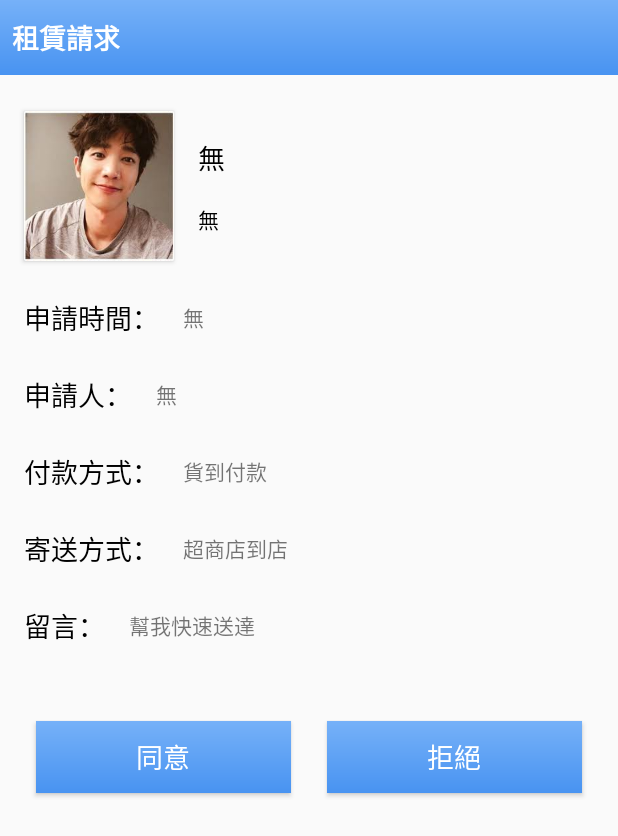
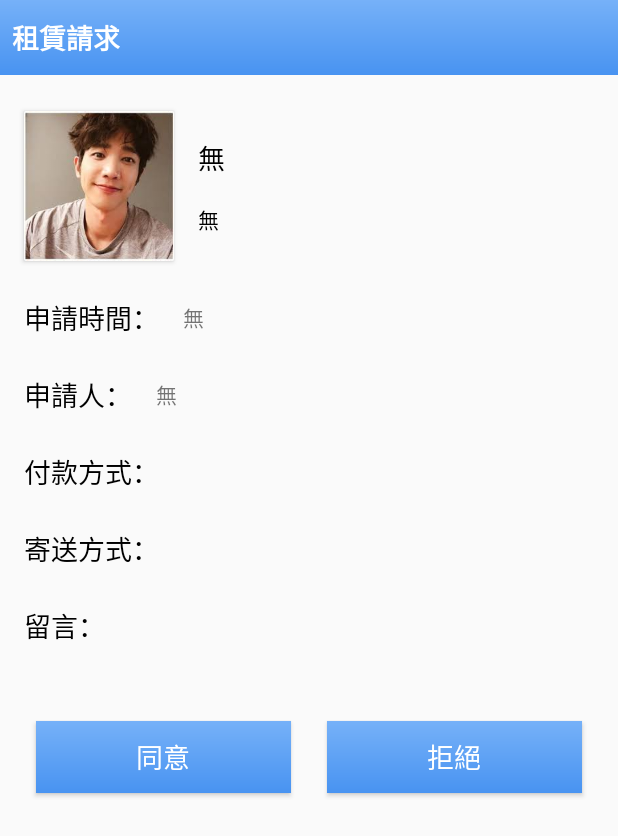
Before and after one commit to WuBingHui/Ecorner, an Android app: the ReplyApplicationActivity screen opened directly, with no data from a screen before it, on a phone screen of 412 x 824 dp. Shown: the top 836 px of the screen. Run offline under Robolectric (Android 15) with nearby library versions, the phone set to English and light mode, and no system bars; our stand-ins replace RxJava; pictures from the network do not load.

Commit message:
Fix activity_reply_applicant Layout

```diff
--- a/app/src/main/res/layout/activity_reply_application.xml
+++ b/app/src/main/res/layout/activity_reply_application.xml
@@ -13,7 +13,6 @@
         android:layout_marginStart="16dp"
         android:layout_marginEnd="16dp"
         android:gravity="start|center"
-        android:text="幫我快速送達"
         app:layout_constraintBottom_toBottomOf="@+id/textView9"
         app:layout_constraintEnd_toEndOf="parent"
         app:layout_constraintStart_toEndOf="@+id/textView9"
@@ -204,7 +203,6 @@
         android:layout_marginStart="16dp"
         android:layout_marginEnd="16dp"
         android:gravity="start|center"
-        android:text="貨到付款"
         app:layout_constraintBottom_toBottomOf="@+id/textView7"
         app:layout_constraintEnd_toEndOf="parent"
         app:layout_constraintStart_toEndOf="@+id/textView7"
@@ -217,7 +215,6 @@
         android:layout_marginStart="16dp"
         android:layout_marginEnd="16dp"
         android:gravity="start|center"
-        android:text="超商店到店"
         app:layout_constraintBottom_toBottomOf="@+id/textView8"
         app:layout_constraintEnd_toEndOf="parent"
         app:layout_constraintStart_toEndOf="@+id/textView8"
```
